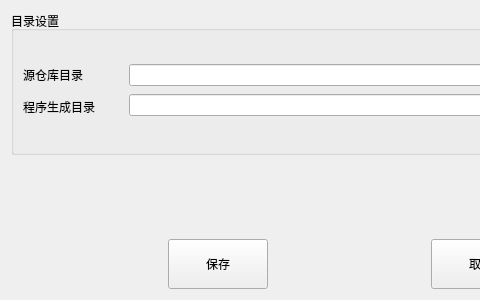
Old version of the form setting.ui in the repository nie11kun/HorizonJuicerCreator; both pictures show x 0 to 480 and y 0 to 300 of the 700 by 300 pixel window.
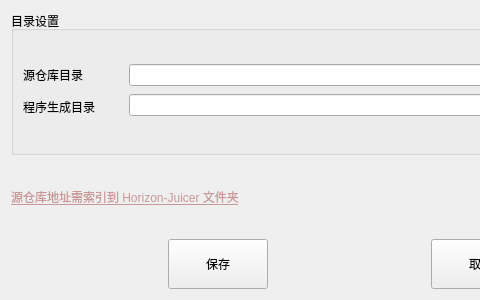
New version of the form.

Patch:
```diff
--- a/setting.ui
+++ b/setting.ui
@@ -97,8 +97,19 @@
     <layout class="QHBoxLayout" name="horizontalLayout_2">
      <item>
       <widget class="QLabel" name="labelError">
+       <property name="font">
+        <font>
+         <italic>false</italic>
+         <bold>false</bold>
+         <underline>true</underline>
+         <strikeout>false</strikeout>
+        </font>
+       </property>
+       <property name="styleSheet">
+        <string notr="true">color: rgb(200, 151, 151);</string>
+       </property>
        <property name="text">
-        <string/>
+        <string>源仓库地址需索引到 Horizon-Juicer 文件夹</string>
        </property>
       </widget>
      </item>
```
